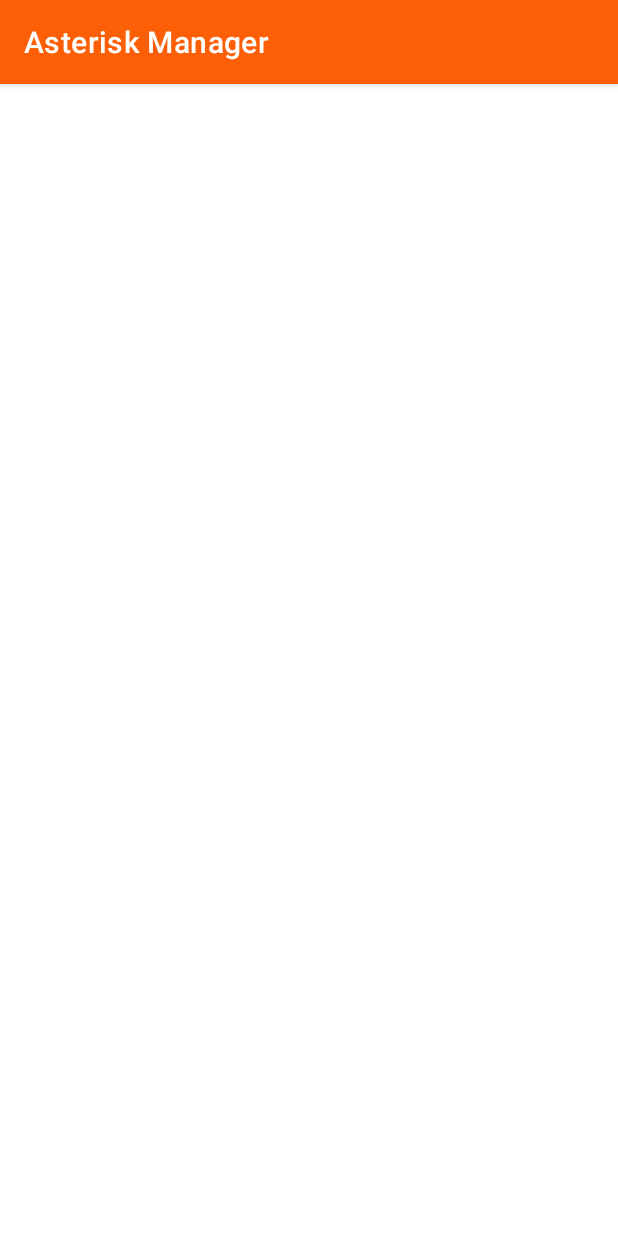
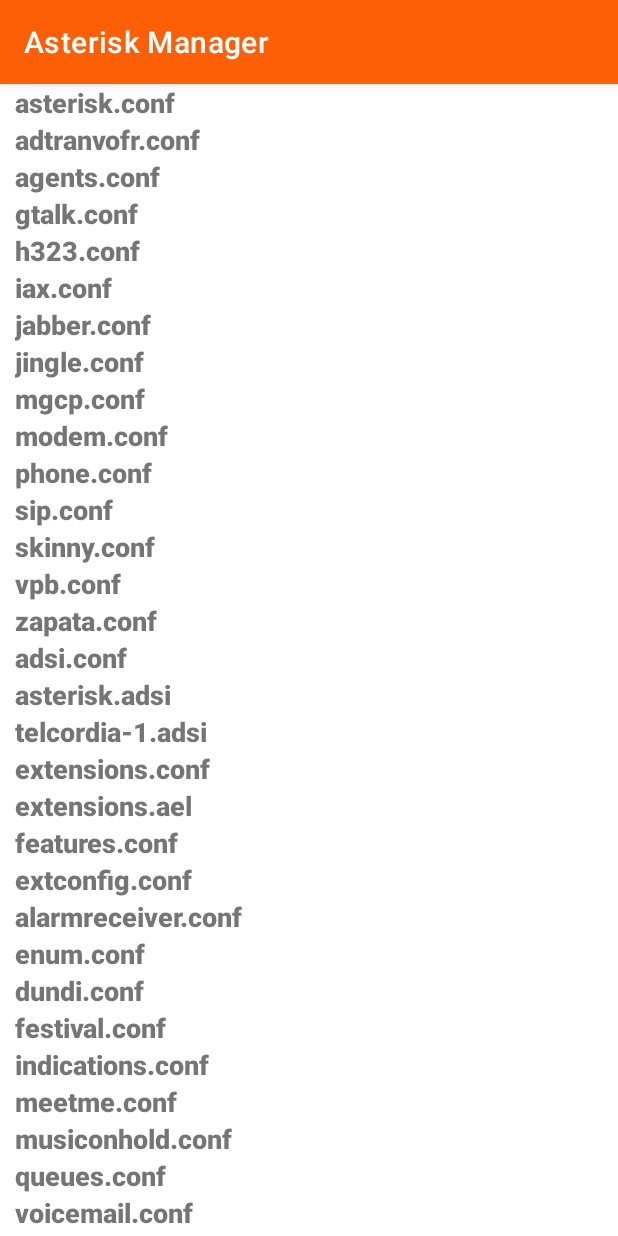
Before and after one commit to id-05/AsteriskManager, an Android app: the fragment ConfigFragment placed in its activity, on a phone screen of 412 x 824 dp. Run offline under Robolectric (Android 15) with nearby library versions, the phone set to English and light mode, and no system bars; 11 statements that could not run were skipped.

Commit message:
design config fragment 2

```diff
--- a/app/src/main/java/com/asteriskmanager/ConfigFragment.java
+++ b/app/src/main/java/com/asteriskmanager/ConfigFragment.java
@@ -4,6 +4,7 @@ import android.annotation.SuppressLint;
 import android.os.Bundle;
 
 import androidx.fragment.app.Fragment;
+import androidx.recyclerview.widget.LinearLayoutManager;
 import androidx.recyclerview.widget.RecyclerView;
 
 import android.view.LayoutInflater;
@@ -21,9 +22,7 @@ public class ConfigFragment extends Fragment implements ConnectionCallback {
     EditText  outText;
     RecyclerView recyclerView;
     AsteriskServer currentServer;
-
     AmiState amiState = new AmiState();
-
 
     public ConfigFragment() {
         // Required empty public constructor
@@ -31,7 +30,6 @@ public class ConfigFragment extends Fragment implements ConnectionCallback {
 
     public static ChannelFragment newInstance(String param1, String param2) {
         ChannelFragment fragment = new ChannelFragment();
-
         return fragment;
     }
 
@@ -55,11 +53,10 @@ public class ConfigFragment extends Fragment implements ConnectionCallback {
     public void onStart() {
         super.onStart();
         amiState.setAction("open");
-        ArrayAdapter<String> configFilesAdapter = new ArrayAdapter<>(this.getContext(),
-                android.R.layout.simple_spinner_dropdown_item,
-                getResources().getStringArray(R.array.ConfigFile));
         String files[] = getResources().getStringArray(R.array.ConfigFile);
-        RecyclerViewAdapter recyclerViewAdapter = new RecyclerViewAdapter(this.getContext(),files);
+        RecyclerViewAdapter recyclerViewAdapter = new RecyclerViewAdapter(files);
+        LinearLayoutManager linearLayoutManager = new LinearLayoutManager(this.getContext());
+        recyclerView.setLayoutManager(linearLayoutManager);
         recyclerView.setAdapter(recyclerViewAdapter);
         recyclerViewAdapter.notifyDataSetChanged();
      //   doSomethingAsyncOperaion(currentServer,amiState);
--- a/app/src/main/java/com/asteriskmanager/QueueFragment.java
+++ b/app/src/main/java/com/asteriskmanager/QueueFragment.java
@@ -41,7 +41,7 @@ public class QueueFragment extends Fragment implements ConnectionCallback {
     @Override
     public View onCreateView(LayoutInflater inflater, ViewGroup container,
                              Bundle savedInstanceState) {
-        final View fragmentView = inflater.inflate(R.layout.fragment_config, container, false);
+        final View fragmentView = inflater.inflate(R.layout.fragment_queue, container, false);
         outText = fragmentView.findViewById(R.id.outText);
         outText.setKeyListener(null);
         return fragmentView;
--- a/app/src/main/java/com/asteriskmanager/RecyclerViewAdapter.java
+++ b/app/src/main/java/com/asteriskmanager/RecyclerViewAdapter.java
@@ -12,18 +12,19 @@ import androidx.recyclerview.widget.RecyclerView;
 /**
  * Created by JUNED on 6/10/2016.
  */
+
 public class RecyclerViewAdapter extends RecyclerView.Adapter<RecyclerViewAdapter.ViewHolder>{
 
     String[] SubjectValues;
-    Context context;
+    //Context context;
     View view1;
     ViewHolder viewHolder1;
     TextView textView;
 
-    public RecyclerViewAdapter(Context context1,String[] SubjectValues1){
+    public RecyclerViewAdapter(String[] SubjectValues1){
 
-        SubjectValues = SubjectValues1;
-        context = context1;
+        this.SubjectValues = SubjectValues1;
+        //context = context1;
     }
 
     public static class ViewHolder extends RecyclerView.ViewHolder{
@@ -40,8 +41,7 @@ public class RecyclerViewAdapter extends RecyclerView.Adapter<RecyclerViewAdapte
 
     @Override
     public RecyclerViewAdapter.ViewHolder onCreateViewHolder(ViewGroup parent, int viewType){
-
-        view1 = LayoutInflater.from(context).inflate(R.layout.configfiles_recyclerview,parent,false);
+        view1 = LayoutInflater.from(parent.getContext()).inflate(R.layout.configfiles_recyclerview,parent,false);
 
         viewHolder1 = new ViewHolder(view1);
 
--- a/app/src/main/res/layout/configfiles_recyclerview.xml
+++ b/app/src/main/res/layout/configfiles_recyclerview.xml
@@ -1,12 +1,15 @@
 <?xml version="1.0" encoding="utf-8"?>
 <LinearLayout xmlns:android="http://schemas.android.com/apk/res/android"
     android:layout_width="match_parent"
-    android:layout_height="match_parent">
+    android:layout_height="wrap_content">
 
     <TextView
         android:id="@+id/configfilesList"
         android:layout_width="wrap_content"
         android:layout_height="wrap_content"
+        android:layout_marginStart="10dp"
         android:layout_weight="1"
-        android:text="TextView" />
+        android:fontFamily="sans-serif-black"
+        android:text="TextView"
+        android:textSize="18sp" />
 </LinearLayout>
```
